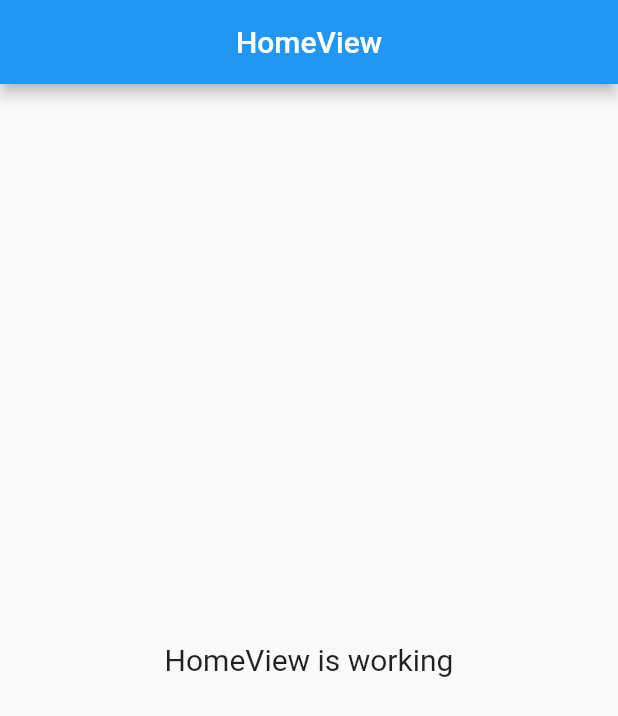
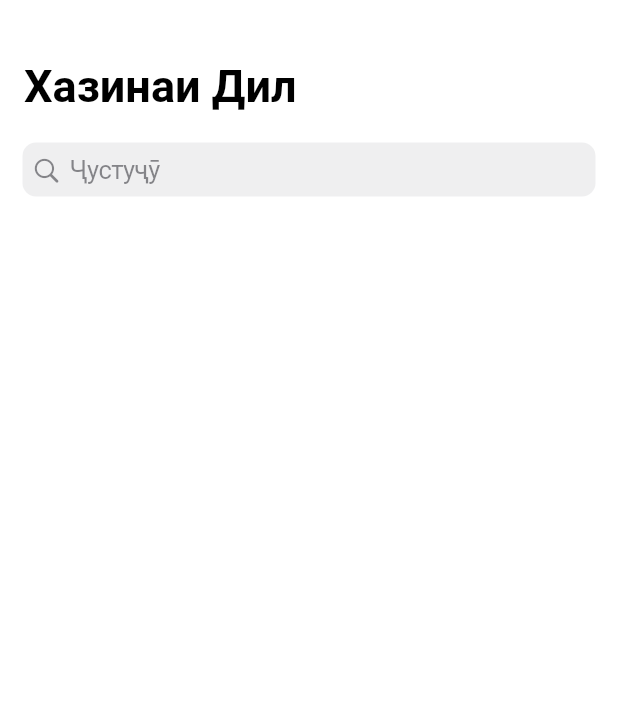
Before and after one commit to nasroni/chasinaidil, a Flutter app: the screen it shows after launch, on a phone screen of 412 x 824 dp. Shown: the top 716 px of the screen. Run offline on Flutter 3.47's test engine with Material 2 defaults, Android fonts, the phone set to English and light mode, and no system bars; our stand-ins replace get.

Commit message:
Implemented title and search bar

```diff
--- a/lib/app/modules/home/controllers/home_controller.dart
+++ b/lib/app/modules/home/controllers/home_controller.dart
@@ -4,6 +4,7 @@ class HomeController extends GetxController {
   //TODO: Implement HomeController
 
   final count = 0.obs;
+  final searchActive = false.obs;
   @override
   void onInit() {
     super.onInit();
@@ -20,4 +21,7 @@ class HomeController extends GetxController {
   }
 
   void increment() => count.value++;
+
+  void openSearch() => searchActive.value = true;
+  void closeSearch() => searchActive.value = false;
 }
--- a/lib/app/modules/home/views/home_view.dart
+++ b/lib/app/modules/home/views/home_view.dart
@@ -1,4 +1,8 @@
+import 'dart:io';
+
+import 'package:flutter/cupertino.dart';
 import 'package:flutter/material.dart';
+import 'package:flutter/services.dart';
 
 import 'package:get/get.dart';
 
@@ -8,17 +12,67 @@ class HomeView extends GetView<HomeController> {
   const HomeView({Key? key}) : super(key: key);
   @override
   Widget build(BuildContext context) {
-    return Scaffold(
-      appBar: AppBar(
-        title: const Text('HomeView'),
-        centerTitle: true,
-      ),
-      body: Center(
-        child: Text(
-          'HomeView is working',
-          style: TextStyle(fontSize: 20),
-        ),
-      ),
-    );
+    return Obx(() => Scaffold(
+          appBar: !controller.searchActive.value
+              ? AppBar(
+                  title: Container(
+                    padding: const EdgeInsets.only(top: 35),
+                    child: const Text('Хазинаи Дил'),
+                  ),
+                  centerTitle: false,
+                  toolbarHeight: Platform.isAndroid ? 80 : 110,
+                  backgroundColor: Get.theme.backgroundColor,
+                  titleTextStyle: Get.textTheme.titleLarge,
+                  elevation: 0,
+                  systemOverlayStyle: const SystemUiOverlayStyle(
+                    statusBarColor: Colors.black,
+                    statusBarIconBrightness: Brightness.light,
+                    statusBarBrightness: Brightness.light,
+                  ),
+                )
+              : PreferredSize(
+                  preferredSize: Size.fromHeight(0),
+                  child: Container(),
+                ),
+          body: Container(
+            color: Get.theme.backgroundColor,
+            child: Column(
+              children: [
+                Row(
+                  children: [
+                    Container(
+                      padding: EdgeInsets.symmetric(
+                          vertical: Platform.isAndroid ? 15 : 10,
+                          horizontal: controller.searchActive.value ? 10 : 15),
+                      width: controller.searchActive.value
+                          ? Get.width - 70
+                          : Get.width,
+                      child: CupertinoSearchTextField(
+                        autocorrect: false,
+                        placeholder: 'Ҷустуҷӯ',
+                        onTap: () {
+                          controller.openSearch();
+                        },
+                        onSubmitted: (value) {
+                          controller.closeSearch();
+                          FocusScope.of(context).requestFocus();
+                        },
+                      ),
+                    ),
+                    controller.searchActive.value
+                        ? TextButton(
+                            onPressed: () {
+                              controller.closeSearch();
+                              FocusScope.of(context).unfocus();
+                            },
+                            child: Text("Қатъ"),
+                          )
+                        : Container(),
+                  ],
+                ),
+              ],
+            ),
+          ),
+        ));
   }
 }
--- a/lib/main.dart
+++ b/lib/main.dart
@@ -1,3 +1,4 @@
+import 'package:chasinaidil/theme.dart';
 import 'package:flutter/material.dart';
 
 import 'package:get/get.dart';
@@ -8,6 +9,7 @@ void main() {
   runApp(
     GetMaterialApp(
       title: "Application",
+      theme: AppTheme.lightTheme,
       initialRoute: AppPages.INITIAL,
       getPages: AppPages.routes,
     ),
--- /dev/null
+++ b/lib/theme.dart
@@ -0,0 +1,17 @@
+import 'package:flutter/material.dart';
+import 'package:get/get.dart';
+
+class AppTheme {
+  AppTheme._();
+
+  static final lightTheme = ThemeData(
+    backgroundColor: Colors.white,
+    textTheme: const TextTheme(
+      titleLarge: TextStyle(
+        color: Colors.black,
+        fontWeight: FontWeight.w700,
+        fontSize: 30,
+      ),
+    ),
+  );
+}
```
